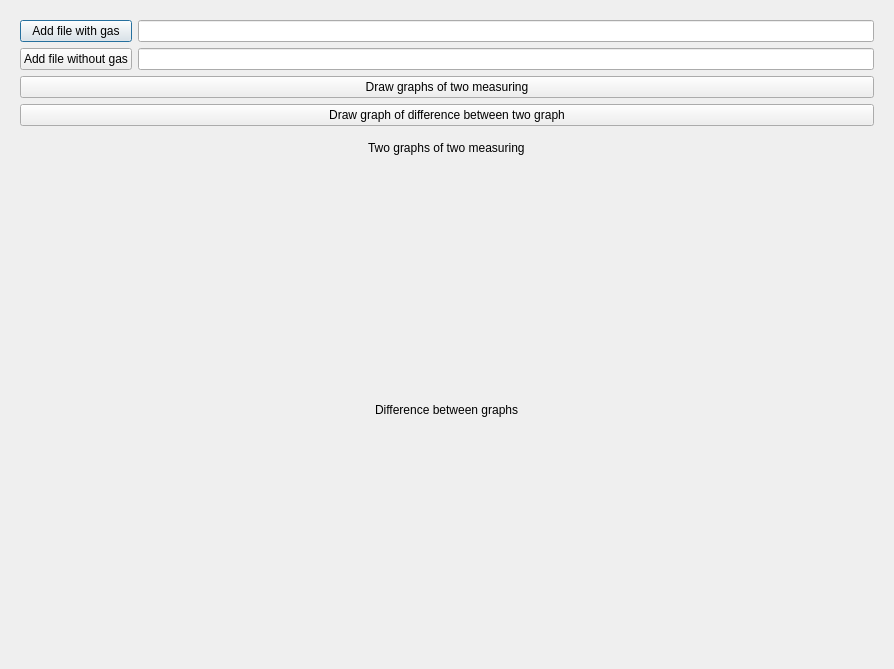
Above: gui.ui from Asquiret/Graphs before the change. Below: the same form after it.
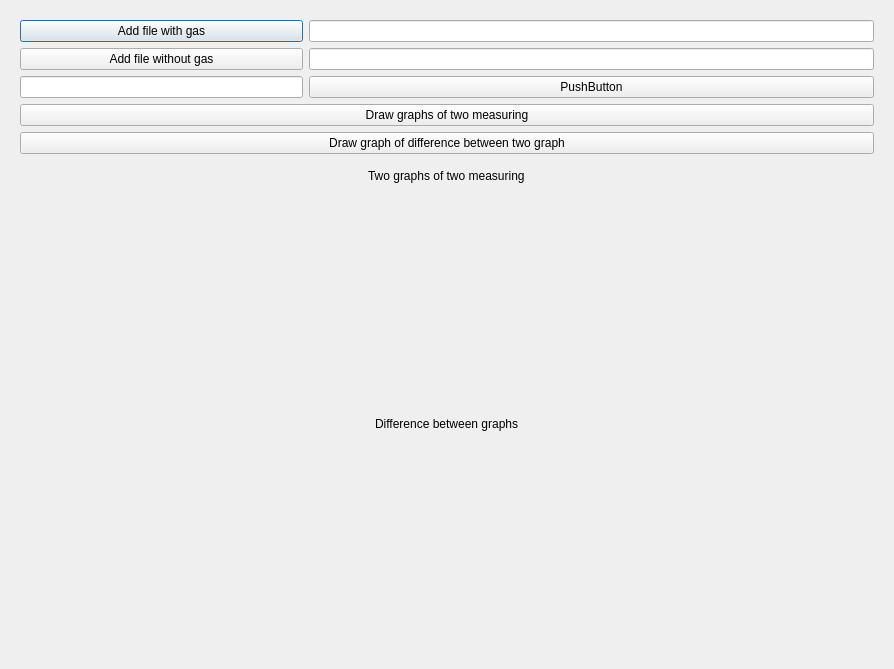
That is the form after the change.

Commit message: Обновлён интерфейс: добавлена новая кнопка и строка для ввода

Patch:
```diff
--- a/gui.ui
+++ b/gui.ui
@@ -16,10 +16,16 @@
   <layout class="QVBoxLayout" name="verticalLayout" stretch="1,0,6,0,6">
    <item>
     <widget class="QWidget" name="widget" native="true">
-     <layout class="QGridLayout" name="gridLayout">
+     <layout class="QGridLayout" name="gridLayout" columnstretch="1,2">
+      <item row="2" column="0">
+       <widget class="QLineEdit" name="lineEdit_threshold"/>
+      </item>
       <item row="0" column="1">
        <widget class="QLineEdit" name="lineEdit_add_gas"/>
       </item>
+      <item row="1" column="1">
+       <widget class="QLineEdit" name="lineEdit_add_without_gas"/>
+      </item>
       <item row="0" column="0">
        <widget class="QPushButton" name="add_gas">
         <property name="text">
@@ -27,9 +33,6 @@
         </property>
        </widget>
       </item>
-      <item row="1" column="1">
-       <widget class="QLineEdit" name="lineEdit_add_without_gas"/>
-      </item>
       <item row="1" column="0">
        <widget class="QPushButton" name="add_without_gas">
         <property name="text">
@@ -37,20 +40,27 @@
         </property>
        </widget>
       </item>
-      <item row="2" column="0" colspan="2">
-       <widget class="QPushButton" name="draw_two_measuring">
-        <property name="text">
-         <string>Draw graphs of two measuring</string>
-        </property>
-       </widget>
-      </item>
-      <item row="3" column="0" colspan="2">
+      <item row="5" column="0" colspan="2">
        <widget class="QPushButton" name="draw_difference">
         <property name="text">
          <string>Draw graph of difference between two graph</string>
         </property>
        </widget>
       </item>
+      <item row="4" column="0" colspan="2">
+       <widget class="QPushButton" name="draw_two_measuring">
+        <property name="text">
+         <string>Draw graphs of two measuring</string>
+        </property>
+       </widget>
+      </item>
+      <item row="2" column="1">
+       <widget class="QPushButton" name="pushButton_threshold">
+        <property name="text">
+         <string>PushButton</string>
+        </property>
+       </widget>
+      </item>
      </layout>
     </widget>
    </item>
```
